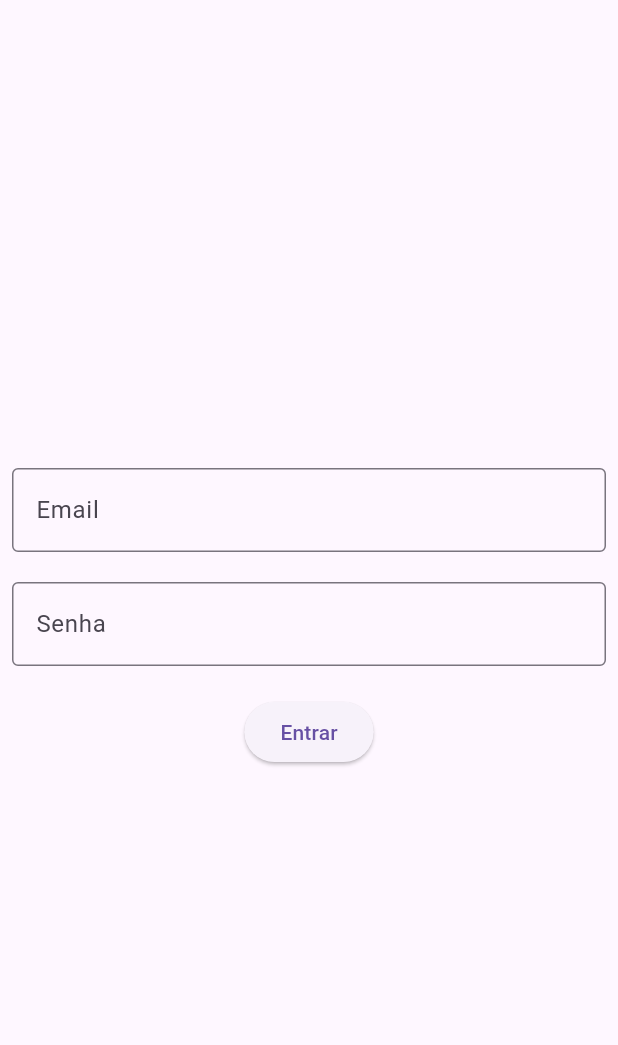
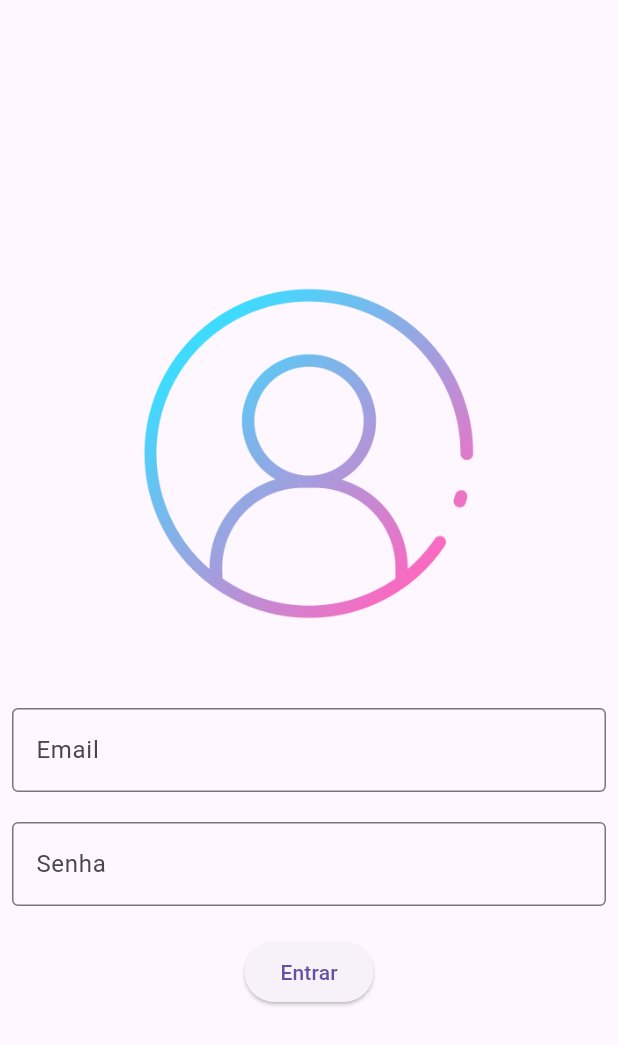
Before and after one commit to caioalves99/Aprendendo_Flutter, a Flutter app: the screen it shows after launch, after a tap on "Entrar", on a phone screen of 412 x 824 dp. Shown: the top 1045 px of the screen. Run offline on Flutter 3.47's test engine with Material 3 defaults, Android fonts, the phone set to English and light mode, and no system bars.

```diff
--- a/lib/home_page.dart
+++ b/lib/home_page.dart
@@ -26,7 +26,7 @@ class HomePageState extends State<HomePage> {
         actions: [CustomSwitch()],
       ),
 
-      body: Container(
+      body: SizedBox(
         width: double.infinity,
         height: double.infinity,
         child: Column(
--- a/lib/login_page.dart
+++ b/lib/login_page.dart
@@ -24,6 +24,15 @@ class _LoginPageState extends State<LoginPage> {
             child: Column(
               mainAxisAlignment: MainAxisAlignment.center,
               children: [
+
+                Container(
+                  width: 300,
+                  height: 300,
+                  child: Image.asset('assets/images/logo.png'),
+                ),
+
+                SizedBox(height: 20),
+
                 TextField(
                   onChanged: (text) {
                     email = text;
@@ -52,7 +61,7 @@ class _LoginPageState extends State<LoginPage> {
 
                 ElevatedButton(
                   onPressed: () {
-                    if (email == 'caio@gmail.com' && senha == '123') {
+                    if (email == 'caio@sub.com' && senha == '123') {
                       Navigator.of(context).pushReplacementNamed('/home');
                     } else {
                       print("Login inválido");
--- a/pubspec.yaml
+++ b/pubspec.yaml
@@ -56,11 +56,9 @@ flutter:
   # included with your application, so that you can use the icons in
   # the material Icons class.
   uses-material-design: true
-
   # To add assets to your application, add an assets section, like this:
-  # assets:
-  #   - images/a_dot_burr.jpeg
-  #   - images/a_dot_ham.jpeg
+  assets:
+    - assets/images/logo.png
 
   # An image asset can refer to one or more resolution-specific "variants", see
   # https://flutter.dev/to/resolution-aware-images
```
Also changed, not shown: assets/images/logo.png (added).
